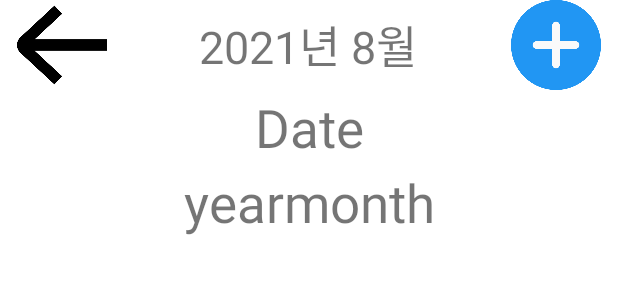
After one commit to 2021-innovation-hackathon/stocker, an Android app: the layout activity_home_add_memo.xml on its own in the app's theme, with its tools: preview values and no code run, on a phone screen of 412 x 824 dp. The commit adds this screen. Shown: the top 300 px of the screen. Run offline under Robolectric (Android 15) with nearby library versions, the phone set to English and light mode, and no system bars.

Commit message:
merge 전 파일 업로드

```diff
--- a/Frame/app/src/main/java/com/Hackathon/CalendarViewHolder.java
+++ b/Frame/app/src/main/java/com/Hackathon/CalendarViewHolder.java
@@ -1,10 +1,14 @@
 package com.Hackathon;
 
+import android.content.Intent;
 import android.view.View;
 import android.widget.TextView;
+import androidx.appcompat.app.AppCompatActivity;
 
 import androidx.annotation.NonNull;
 import androidx.recyclerview.widget.RecyclerView;
+
+import com.Hackathon.ui.home.Home_addMemo;
 
 public class CalendarViewHolder extends RecyclerView.ViewHolder implements View.OnClickListener
 {
@@ -22,5 +26,7 @@ public class CalendarViewHolder extends RecyclerView.ViewHolder implements View.
     public void onClick(View view)
     {
         onItemListener.onItemClick(getAdapterPosition(), (String) dayOfMonth.getText());
+//        Intent intent = new Intent(getApplicationContext(), Home_addMemo.class);
+//        startActivity(intent);
     }
 }
--- /dev/null
+++ b/Frame/app/src/main/res/layout/activity_home_add_memo.xml
@@ -0,0 +1,68 @@
+<?xml version="1.0" encoding="utf-8"?>
+<LinearLayout xmlns:android="http://schemas.android.com/apk/res/android"
+    xmlns:app="http://schemas.android.com/apk/res-auto"
+    xmlns:tools="http://schemas.android.com/tools"
+    android:layout_width="match_parent"
+    android:layout_height="match_parent"
+    android:orientation="vertical"
+    android:textAlignment="center"
+    tools:context=".ui.home.Home_addMemo">
+
+
+    <LinearLayout
+        android:layout_width="match_parent"
+        android:layout_height="60dp"
+        android:orientation="horizontal">
+
+        <ImageButton
+            android:id="@+id/imageButton"
+            android:layout_width="0dp"
+            android:layout_height="wrap_content"
+            android:layout_weight="1"
+            android:adjustViewBounds="true"
+            android:scaleType="centerInside"
+            android:background="@color/white"
+            android:onClick="backTohome"
+            app:srcCompat="@drawable/left_arrow" />
+
+
+        <TextView
+            android:id="@+id/editTextTextPersonName"
+            android:layout_width="0dp"
+            android:layout_height="match_parent"
+            android:layout_weight="3"
+            android:ems="50"
+            android:gravity="center"
+            android:text="2021년 8월"
+            android:textSize="30sp" />
+
+        <ImageButton
+            android:id="@+id/imageButton2"
+            android:layout_width="0dp"
+            android:layout_height="wrap_content"
+            android:layout_weight="1"
+            android:adjustViewBounds="true"
+            android:scaleType="centerInside"
+            app:srcCompat="@drawable/plus"
+            android:onClick="addRecord"
+            android:background="@color/white"/>
+
+    </LinearLayout>
+
+    <TextView
+        android:id="@+id/dd"
+        android:layout_width="match_parent"
+        android:layout_height="50dp"
+        android:text="Date"
+        android:gravity="center"
+        android:textSize="35sp"/>
+
+    <TextView
+        android:id="@+id/ym"
+        android:layout_width="match_parent"
+        android:layout_height="50dp"
+        android:text="yearmonth"
+        android:gravity="center"
+        android:textSize="35sp"/>
+
+</LinearLayout>
--- a/Frame/app/src/main/res/values-night/themes.xml
+++ b/Frame/app/src/main/res/values-night/themes.xml
@@ -12,5 +12,12 @@
         <!-- Status bar color. -->
         <item name="android:statusBarColor" tools:targetApi="l">?attr/colorPrimaryVariant</item>
         <!-- Customize your theme here. -->
+        <item name="windowActionBar">false</item>
+        <item name="windowNoTitle">true</item>
     </style>
+<!--    <style name="AppTheme" parent="Theme.AppCompat.Light.NoActionBar">-->
+<!--        <item name="colorPrimary">@color/colorPrimary</item>-->
+<!--        <item name="colorPrimaryDark">@color/purple_700</item>-->
+<!--        <item name="colorAccent">@color/white</item>-->
+<!--    </style>-->
 </resources>
```
Also changed, not shown: Frame/app/src/main/AndroidManifest.xml (+8 -1 lines), Frame/app/src/main/java/com/Hackathon/ui/home/HomeFragment.java (+10 -15 lines), Frame/app/src/main/java/com/Hackathon/ui/home/Home_addMemo.java (added, +64 -0 lines), Frame/app/src/main/res/menu/menu_add_memo.xml (added, +9 -0 lines), Frame/app/src/main/res/values/themes.xml (+9 -4 lines), Frame/app/src/main/res/drawable-v24/left_arrow.png (added), Frame/app/src/main/res/drawable-v24/plus.png (added).
